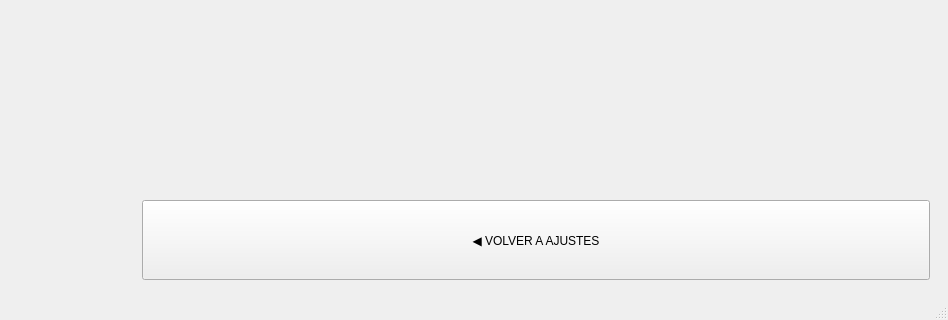
Before: the Qt Designer form conf/prueba.ui in Ivigaga/TFG, drawn with Qt 5; both pictures show x 84 to 1032 and y 405 to 725 of the 1032 by 725 pixel window.
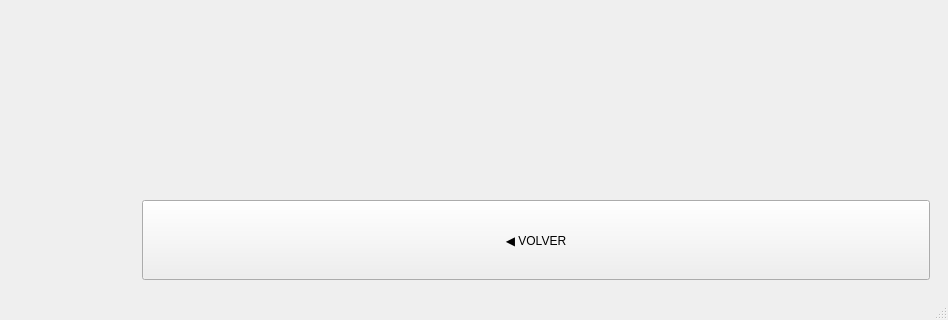
After: the same form once the commit is applied. The open tabs and pages were chosen to show the change. Icons and pictures are not drawn. Custom widgets are drawn as their Qt base class.

```diff
--- a/conf/prueba.ui
+++ b/conf/prueba.ui
@@ -1750,7 +1750,7 @@
                  </size>
                 </property>
                 <property name="text">
-                 <string>◀ VOLVER A AJUSTES</string>
+                 <string>◀ VOLVER</string>
                 </property>
                 <property name="type" stdset="0">
                  <string>secondary</string>
```
